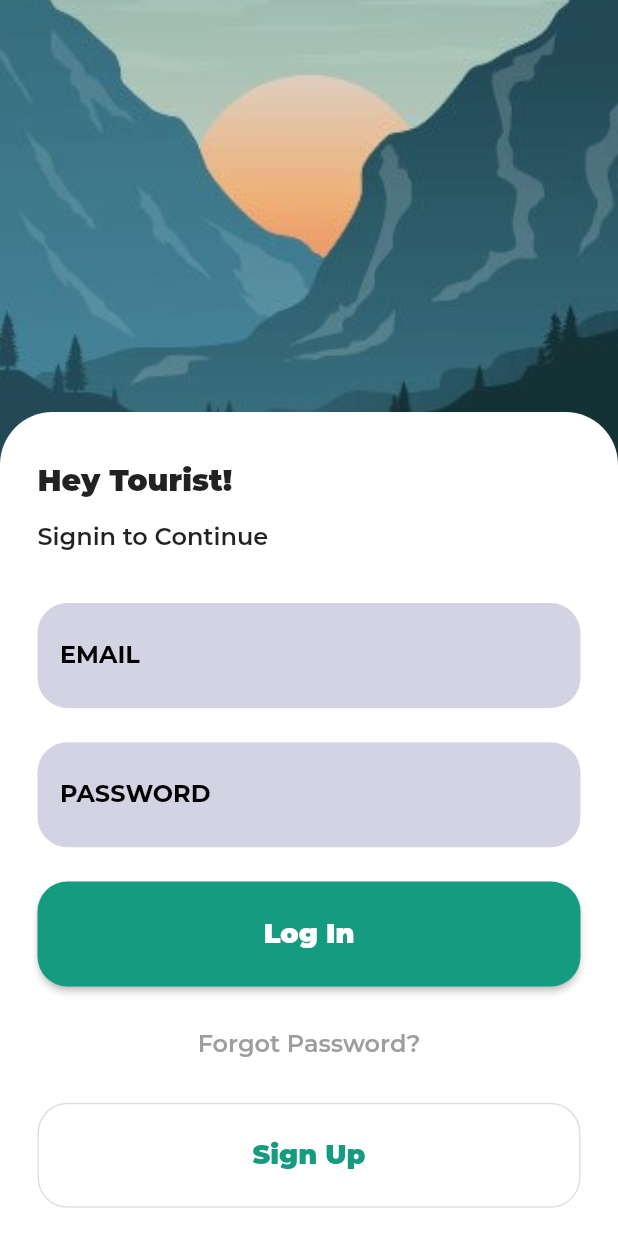
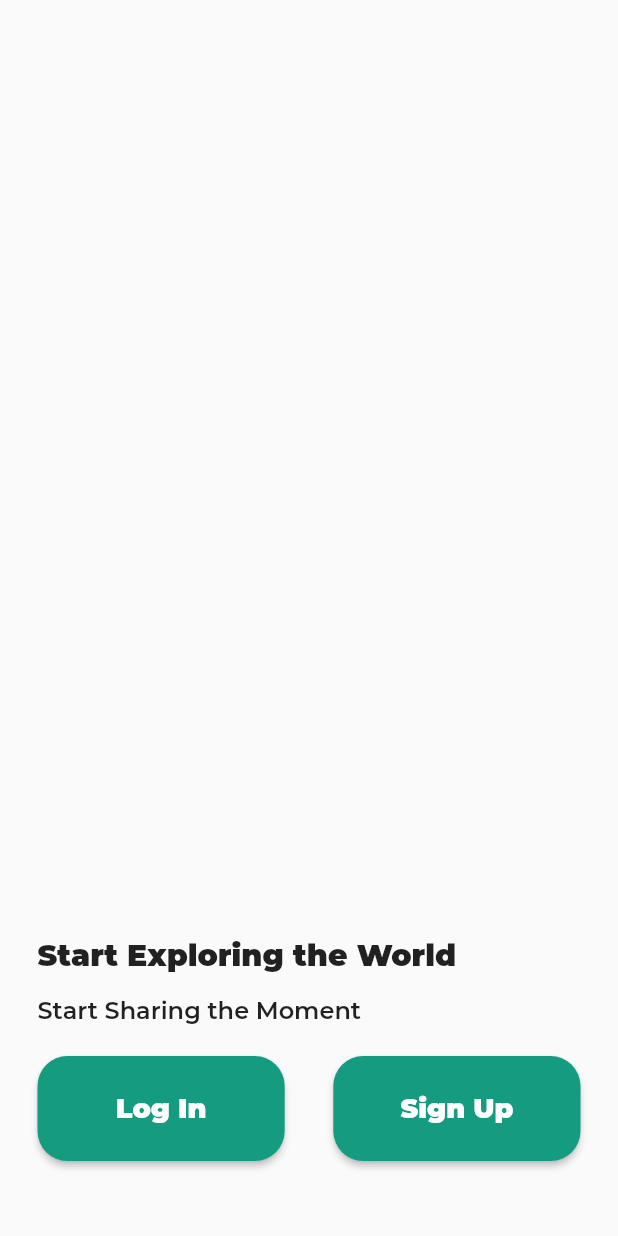
Before and after one commit to amaan-0331/project_hp, a Flutter app: the screen it shows after launch, on a phone screen of 412 x 824 dp. Run offline on Flutter 3.47's test engine with Material 2 defaults, Android fonts, the phone set to English and light mode, and no system bars; project files that could hold a hidden picture were left out.

Commit message:
feat(multi) welomeScreen and authScreen

```diff
--- a/lib/components/button/main_button.dart
+++ b/lib/components/button/main_button.dart
@@ -6,6 +6,7 @@ class MainButton extends StatelessWidget {
       required this.size,
       required this.btnText,
       required this.btnFunc,
+      required this.btnWidth,
       this.tagName = ''})
       : super(key: key);
 
@@ -13,6 +14,7 @@ class MainButton extends StatelessWidget {
   final String btnText;
   final Function() btnFunc;
   final Object tagName;
+  final double btnWidth;
 
   @override
   Widget build(BuildContext context) {
@@ -28,10 +30,8 @@ class MainButton extends StatelessWidget {
               fontSize: 18),
         ),
         style: ElevatedButton.styleFrom(
-          fixedSize: Size(size.width, 70),
+          fixedSize: Size(btnWidth, 70),
           primary: Color(0xff159B80),
-          padding:
-              EdgeInsets.symmetric(horizontal: size.width / 8, vertical: 23),
           shape: RoundedRectangleBorder(
             borderRadius: BorderRadius.circular(20.0),
           ),
--- /dev/null
+++ b/lib/screens/auth_screen/welcome_screen.dart
@@ -0,0 +1,80 @@
+import 'package:flutter/material.dart';
+import 'package:project_hp/components/button/main_button.dart';
+import 'package:project_hp/screens/auth_screen/auth_screen.dart';
+import 'package:project_hp/utils/constants.dart';
+import 'package:project_hp/utils/functions.dart';
+
+class WelcomeScreen extends StatefulWidget {
+  WelcomeScreen({Key? key}) : super(key: key);
+
+  @override
+  _WelcomeScreenState createState() => _WelcomeScreenState();
+}
+
+class _WelcomeScreenState extends State<WelcomeScreen> {
+  @override
+  Widget build(BuildContext context) {
+    var size = MediaQuery.of(context).size;
+
+    return Scaffold(
+      body: Container(
+        width: size.width,
+        padding: EdgeInsets.symmetric(horizontal: 25),
+        child: Column(
+          mainAxisAlignment: MainAxisAlignment.end,
+          crossAxisAlignment: CrossAxisAlignment.start,
+          children: [
+            Text(
+              'Start Exploring the World',
+              style: TextStyle(
+                  fontFamily: 'Montserrat',
+                  fontWeight: FontWeight.w800,
+                  fontSize: 20),
+            ),
+            SizedBox(
+              height: 15,
+            ),
+            Text(
+              'Start Sharing the Moment',
+              style: TextStyle(
+                  fontFamily: 'Montserrat',
+                  fontWeight: FontWeight.w600,
+                  fontSize: 16),
+            ),
+            SizedBox(
+              height: 20,
+            ),
+            Row(
+              mainAxisAlignment: MainAxisAlignment.spaceBetween,
+              children: [
+                MainButton(
+                  tagName: 'logInBtn',
+                  size: size,
+                  btnText: 'Log In',
+                  btnWidth: size.width * 2 / 5,
+                  btnFunc: () {
+                    UtilFuncs.navigateTo(context,
+                        AuthScreen(userSelection: Screens.logInScreen));
+                  },
+                ),
+                MainButton(
+                  tagName: 'signUpBtn',
+                  size: size,
+                  btnText: 'Sign Up',
+                  btnWidth: size.width * 2 / 5,
+                  btnFunc: () {
+                    UtilFuncs.navigateTo(context,
+                        AuthScreen(userSelection: Screens.signUpScreen));
+                  },
+                ),
+              ],
+            ),
+            SizedBox(
+              height: 50,
+            ),
+          ],
+        ),
+      ),
+    );
+  }
+}
--- a/lib/screens/login_screen/login_screen.dart
+++ b/lib/screens/login_screen/login_screen.dart
@@ -1,6 +1,6 @@
 import 'package:flutter/material.dart';
 import 'package:project_hp/components/background_image.dart';
-import 'package:project_hp/screens/login_screen/login_screen_content.dart';
+import 'package:project_hp/screens/auth_screen/login_screen_content.dart';
 
 class LogInScreen extends StatelessWidget {
   const LogInScreen({Key? key}) : super(key: key);
--- a/lib/screens/signup_screen/signup_screen.dart
+++ b/lib/screens/signup_screen/signup_screen.dart
@@ -1,6 +1,6 @@
 import 'package:flutter/material.dart';
 import 'package:project_hp/components/background_image.dart';
-import 'package:project_hp/screens/signup_screen/signup_screen_content.dart';
+import 'package:project_hp/screens/auth_screen/signup_screen_content.dart';
 
 class SignUpScreen extends StatelessWidget {
   const SignUpScreen({Key? key}) : super(key: key);
@@ -30,7 +30,7 @@ class SignUpScreen extends StatelessWidget {
                       borderRadius: BorderRadius.only(
                           topLeft: Radius.circular(35),
                           topRight: Radius.circular(35))),
-                  child: SignUpScreenContent(size: size),
+                  child: SignUpContent(size: size),
                 ),
               ],
             )
--- a/lib/screens/splash_screen.dart
+++ b/lib/screens/splash_screen.dart
@@ -1,5 +1,6 @@
 import 'package:flutter/material.dart';
-import 'package:project_hp/screens/login_screen/login_screen.dart';
+import 'package:project_hp/screens/auth_screen/welcome_screen.dart';
+import 'package:project_hp/utils/functions.dart';
 
 class SplashScreen extends StatefulWidget {
   const SplashScreen({Key? key}) : super(key: key);
@@ -17,8 +18,7 @@ class _SplashScreenState extends State<SplashScreen> {
 
   void navigateToHome() {
     Future.delayed(Duration(seconds: 5), () {
-      Navigator.push(
-          context, MaterialPageRoute(builder: (context) => LogInScreen()));
+      UtilFuncs.navigateTo(context, WelcomeScreen());
     });
   }
 
--- /dev/null
+++ b/lib/utils/constants.dart
@@ -0,0 +1,4 @@
+enum Screens {
+  logInScreen,
+  signUpScreen,
+}
--- /dev/null
+++ b/lib/utils/functions.dart
@@ -0,0 +1,7 @@
+import 'package:flutter/material.dart';
+
+class UtilFuncs {
+  static void navigateTo(BuildContext context, Widget screen) {
+    Navigator.push(context, MaterialPageRoute(builder: (context) => screen));
+  }
+}
```
Also changed, not shown: lib/screens/auth_screen/auth_screen.dart (added, +81 -0 lines), lib/screens/auth_screen/login_screen_content.dart (renamed from lib/screens/signup_screen/signup_screen_content.dart, +38 -31 lines), lib/screens/auth_screen/signup_screen_content.dart (renamed from lib/screens/login_screen/login_screen_content.dart, +32 -23 lines).
